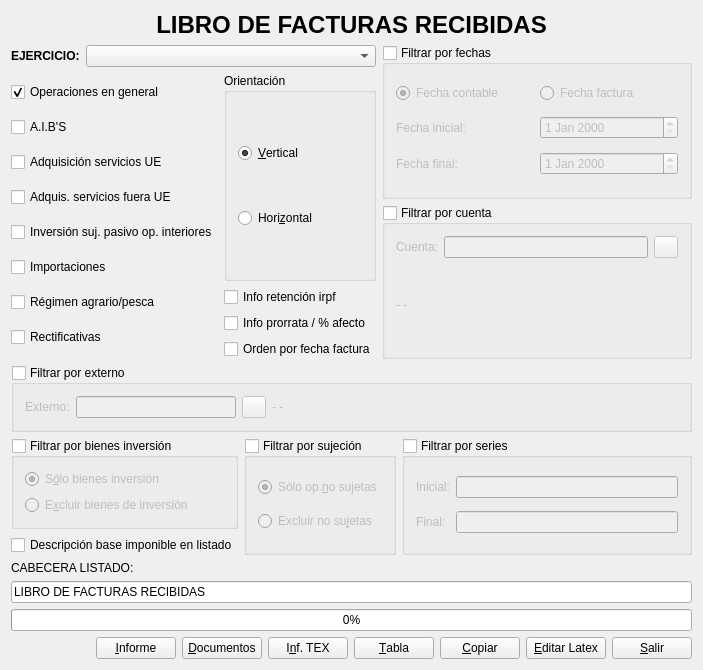
DIBOSAJM/keme, file libro_recibidas.ui: the form before one commit.
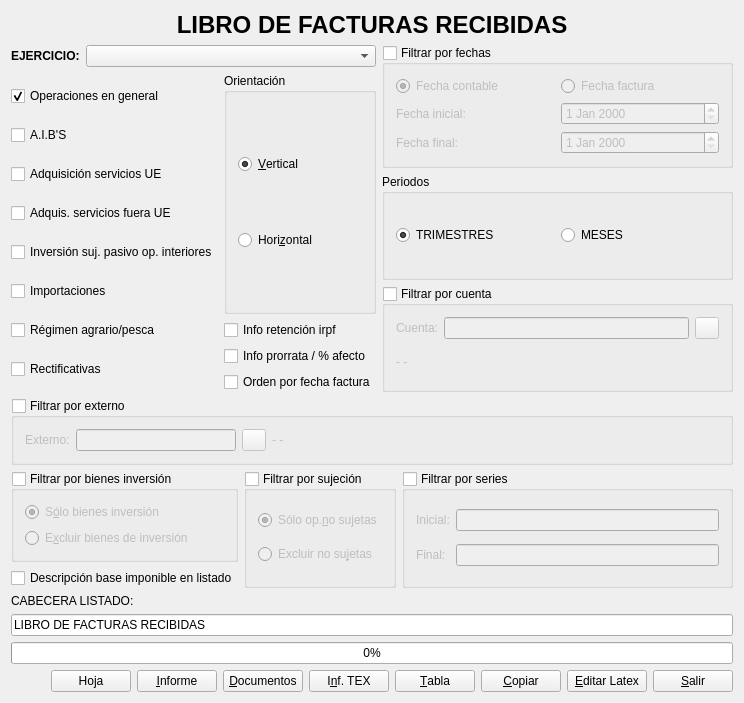
The form after the commit. Icons and pictures are not drawn.

Diff of the .ui file:
```diff
--- a/libro_recibidas.ui
+++ b/libro_recibidas.ui
@@ -7,8 +7,8 @@
    <rect>
     <x>0</x>
     <y>0</y>
-    <width>703</width>
-    <height>670</height>
+    <width>744</width>
+    <height>703</height>
    </rect>
   </property>
   <property name="windowTitle">
@@ -20,7 +20,6 @@
      <property name="font">
       <font>
        <pointsize>18</pointsize>
-       <weight>75</weight>
        <bold>true</bold>
       </font>
      </property>
@@ -266,6 +265,36 @@
          </layout>
         </widget>
        </item>
+       <item>
+        <widget class="QGroupBox" name="groupBox_2">
+         <property name="title">
+          <string>Periodos</string>
+         </property>
+         <layout class="QVBoxLayout" name="verticalLayout_10">
+          <item>
+           <layout class="QHBoxLayout" name="horizontalLayout_9">
+            <item>
+             <widget class="QRadioButton" name="trimestres_radioButton">
+              <property name="text">
+               <string>TRIMESTRES</string>
+              </property>
+              <property name="checked">
+               <bool>true</bool>
+              </property>
+             </widget>
+            </item>
+            <item>
+             <widget class="QRadioButton" name="meses_radioButton">
+              <property name="text">
+               <string>MESES</string>
+              </property>
+             </widget>
+            </item>
+           </layout>
+          </item>
+         </layout>
+        </widget>
+       </item>
        <item>
         <widget class="QGroupBox" name="cuentagroupBox">
          <property name="title">
@@ -545,6 +574,17 @@
        </property>
       </spacer>
      </item>
+     <item>
+      <widget class="QPushButton" name="hoja_pushButton">
+       <property name="text">
+        <string>Hoja</string>
+       </property>
+       <property name="icon">
+        <iconset resource="keme.qrc">
+         <normaloff>:/iconos/graf/view_choose.png</normaloff>:/iconos/graf/view_choose.png</iconset>
+       </property>
+      </widget>
+     </item>
      <item>
       <widget class="QPushButton" name="imprimirpushButton">
        <property name="text">
```
Left out of the diff: 6 changed lines with no effect on the pictures.
